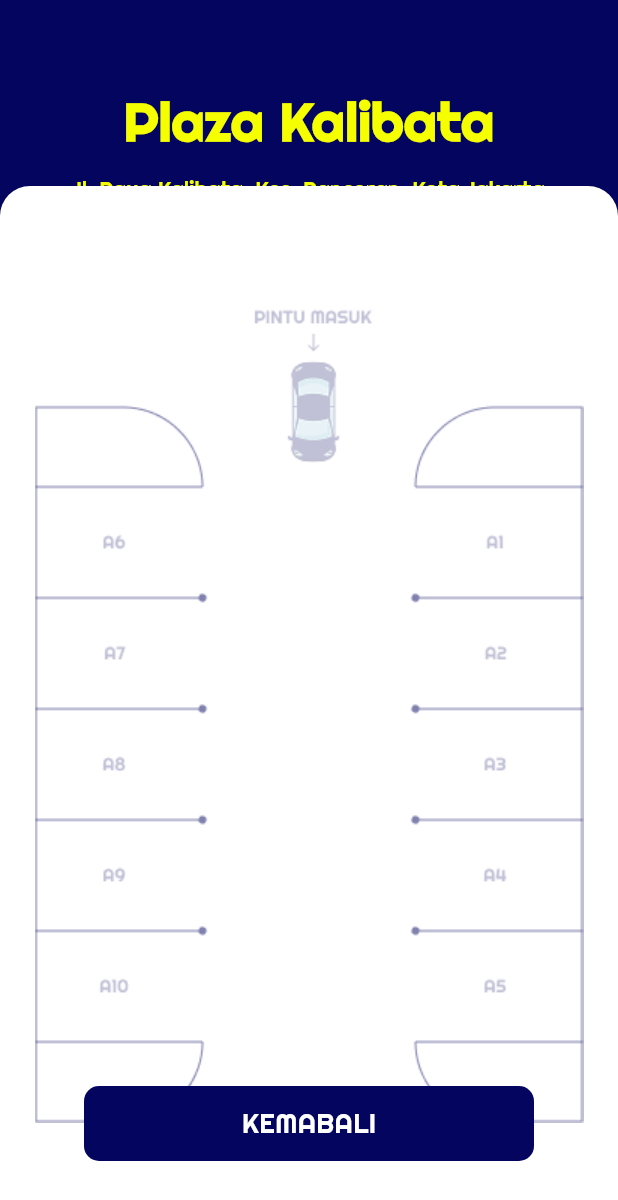
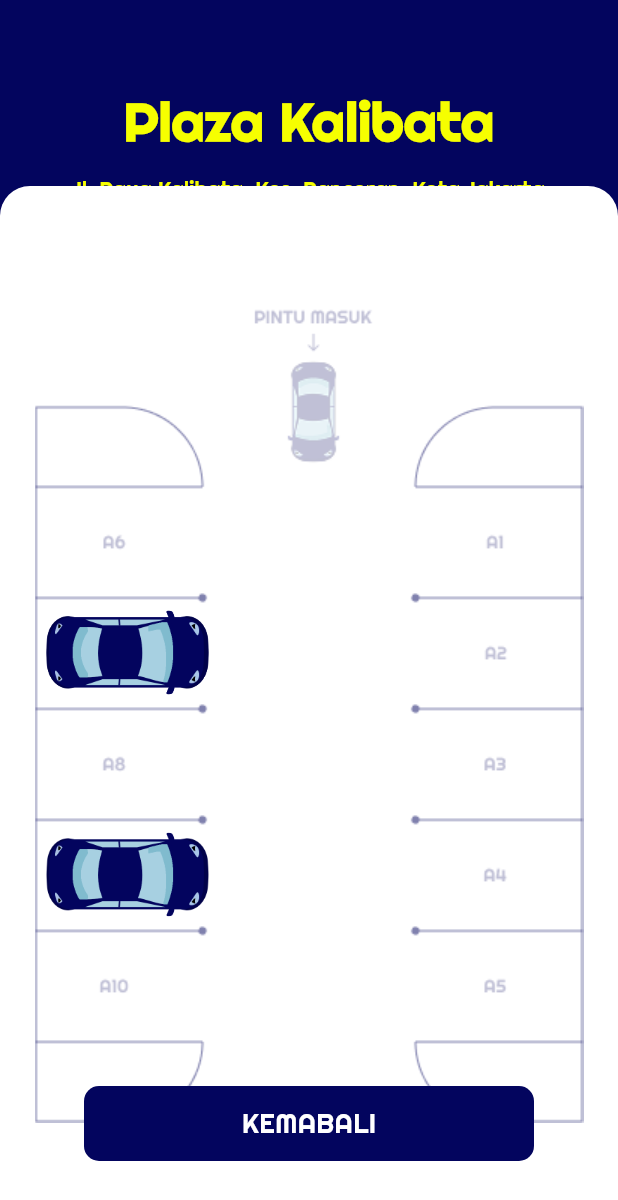
Before and after one commit to xramadhann/Parkiram, a Flutter app: the ParkiramSlot screen opened directly, on a phone screen of 412 x 824 dp. Shown: the top 1200 px of the screen. Run offline on Flutter 3.47's test engine with Material 3 defaults, Android fonts, the phone set to English and light mode, and no system bars; our stand-ins replace google_fonts, syncfusion_flutter_gauges.

Commit message:
Feat : add car icon as a condition available parkiram

```diff
--- a/parkiram/lib/View/ParkiramSlot.dart
+++ b/parkiram/lib/View/ParkiramSlot.dart
@@ -77,6 +77,30 @@ class _ParkiramSlotState extends State<ParkiramSlot> {
               ),
             ),
             Positioned(
+              top: 375,
+              left: 25,
+              child: Image.asset(
+                'assets/images/carLot.png',
+                width: 120,
+              ),
+            ),
+            Positioned(
+              top: 523,
+              left: 25,
+              child: Image.asset(
+                'assets/images/carLot.png',
+                width: 120,
+              ),
+            ),
+            Positioned(
+              top: 375,
+              left: 25,
+              child: Image.asset(
+                'assets/images/carLot.png',
+                width: 120,
+              ),
+            ),
+            Positioned(
               bottom: 50,
               child: Row(
                 children: [
```
